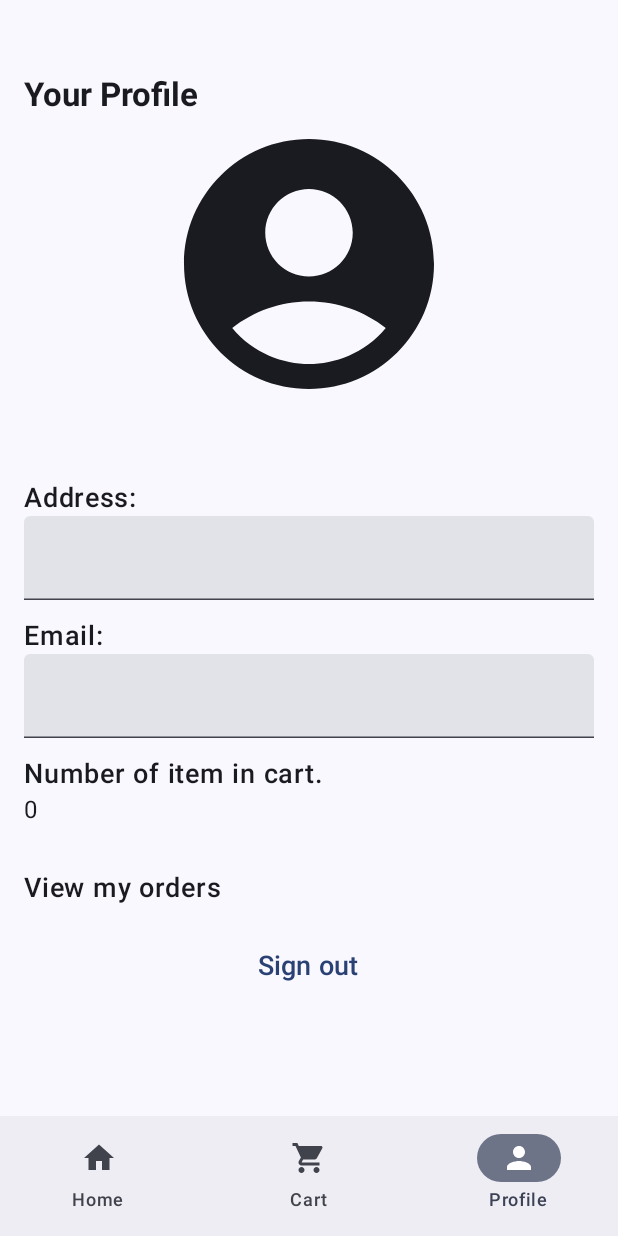
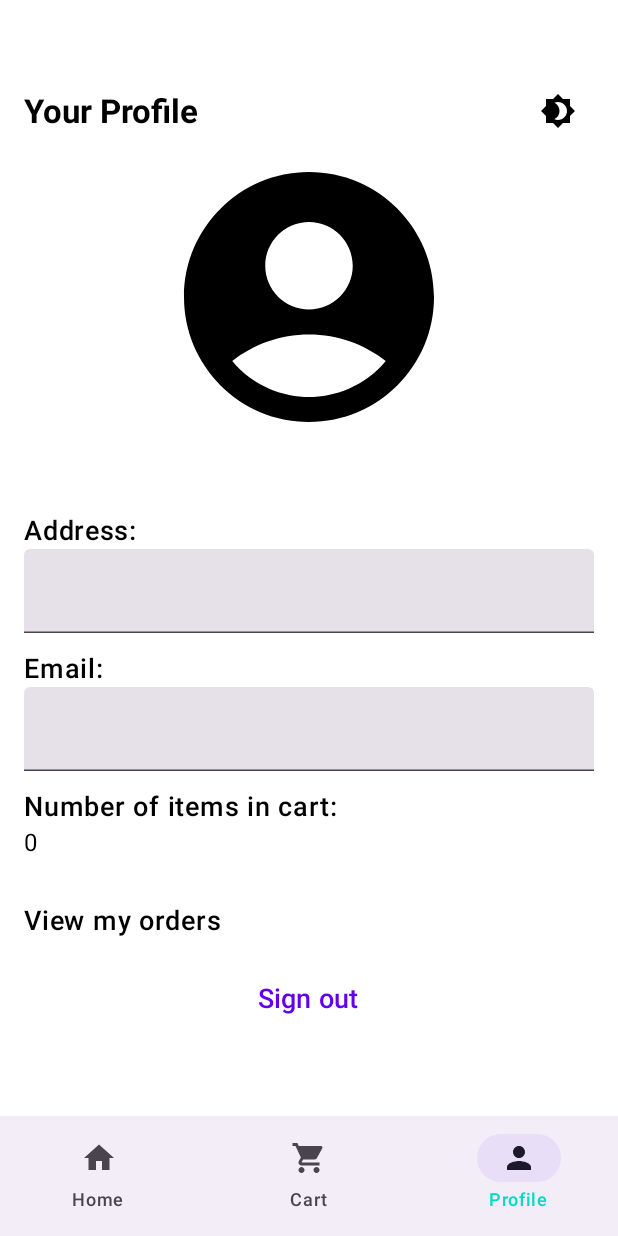
Before and after one commit to PuspenduNayak/ShopKaro, an Android app built with Jetpack Compose: the HomeScreen screen opened through its navigation route, item 3 of the bottom bar chosen, on a phone screen of 412 x 824 dp. Run offline under Robolectric (Android 15) with nearby library versions, the phone set to English and light mode, and no system bars; our stand-ins replace Firebase (no records; nobody signed in at launch, a user with empty details on screens opened directly); libraries missing offline, so code that uses them is left out: com.razorpay, com.tbuonomo.viewpagerdotsindicator; 3 statements that could not run were skipped.

Commit message:
24-09-2025 (Dark Mode and Forgot pass add)

```diff
--- a/app/build.gradle.kts
+++ b/app/build.gradle.kts
@@ -13,8 +13,8 @@ android {
         applicationId = "com.example.easyshop"
         minSdk = 24
         targetSdk = 34
-        versionCode = 1
-        versionName = "1.0"
+        versionCode = 2
+        versionName = "1.2"
 
         testInstrumentationRunner = "androidx.test.runner.AndroidJUnitRunner"
     }
--- a/app/src/main/java/com/example/easyshop/AppNavigation.kt
+++ b/app/src/main/java/com/example/easyshop/AppNavigation.kt
@@ -105,6 +105,7 @@ fun AppNavigation(modifier: Modifier = Modifier) {
     }
 }
 
+
 object GlobalNavigation {
     lateinit var navController: NavController
 }
--- a/app/src/main/java/com/example/easyshop/MainActivity.kt
+++ b/app/src/main/java/com/example/easyshop/MainActivity.kt
@@ -5,9 +5,12 @@ import android.os.Bundle
 import androidx.activity.ComponentActivity
 import androidx.activity.compose.setContent
 import androidx.activity.enableEdgeToEdge
-import androidx.compose.material3.MaterialTheme
-import androidx.compose.material3.Surface
+import androidx.compose.runtime.*
+import androidx.compose.runtime.saveable.rememberSaveable
+import androidx.compose.runtime.CompositionLocalProvider
 import com.example.easyshop.ui.theme.EasyShopTheme
+import com.example.easyshop.ui.theme.LocalIsDarkTheme
+import com.example.easyshop.ui.theme.LocalToggleDarkTheme
 import com.razorpay.PaymentResultListener
 
 class MainActivity : ComponentActivity(), PaymentResultListener {
@@ -15,8 +18,15 @@ class MainActivity : ComponentActivity(), PaymentResultListener {
         super.onCreate(savedInstanceState)
         enableEdgeToEdge()
         setContent {
-            EasyShopTheme {
-                Surface(color = MaterialTheme.colorScheme.background) {
+            // single source of truth for theme
+            var darkMode by rememberSaveable { mutableStateOf(false) }
+
+            // Provide both the boolean and a toggle function to the whole tree
+            CompositionLocalProvider(
+                LocalIsDarkTheme provides darkMode,
+                LocalToggleDarkTheme provides { darkMode = !darkMode }
+            ) {
+                EasyShopTheme(darkTheme = darkMode) {
                     AppNavigation()
                 }
             }
--- a/app/src/main/java/com/example/easyshop/pages/ProfilePage.kt
+++ b/app/src/main/java/com/example/easyshop/pages/ProfilePage.kt
@@ -1,32 +1,19 @@
 package com.example.easyshop.pages
 
 import androidx.compose.foundation.clickable
-import androidx.compose.foundation.layout.Column
-import androidx.compose.foundation.layout.Spacer
-import androidx.compose.foundation.layout.fillMaxSize
-import androidx.compose.foundation.layout.fillMaxWidth
-import androidx.compose.foundation.layout.height
-import androidx.compose.foundation.layout.padding
+import androidx.compose.foundation.layout.*
 import androidx.compose.foundation.text.KeyboardActions
 import androidx.compose.foundation.text.KeyboardOptions
 import androidx.compose.material.icons.Icons
 import androidx.compose.material.icons.filled.AccountCircle
-import androidx.compose.material3.Icon
-import androidx.compose.material3.Text
-import androidx.compose.material3.TextButton
-import androidx.compose.material3.TextField
-import androidx.compose.runtime.Composable
-import androidx.compose.runtime.LaunchedEffect
-import androidx.compose.runtime.getValue
-import androidx.compose.runtime.mutableStateOf
-import androidx.compose.runtime.remember
-import androidx.compose.runtime.setValue
+import androidx.compose.material.icons.filled.Brightness4
+import androidx.compose.material.icons.filled.Brightness7
+import androidx.compose.material3.*
+import androidx.compose.runtime.*
 import androidx.compose.ui.Alignment
 import androidx.compose.ui.Modifier
-import androidx.compose.ui.layout.ModifierLocalBeyondBoundsLayout
 import androidx.compose.ui.platform.LocalContext
 import androidx.compose.ui.text.TextStyle
-import androidx.compose.ui.text.font.Font
 import androidx.compose.ui.text.font.FontWeight
 import androidx.compose.ui.text.input.ImeAction
 import androidx.compose.ui.text.style.TextAlign
@@ -35,56 +22,63 @@ import androidx.compose.ui.unit.sp
 import com.example.easyshop.AppUtil
 import com.example.easyshop.GlobalNavigation
 import com.example.easyshop.model.UserModel
+import com.example.easyshop.ui.theme.LocalIsDarkTheme
+import com.example.easyshop.ui.theme.LocalToggleDarkTheme
 import com.google.firebase.Firebase
 import com.google.firebase.auth.FirebaseAuth
 import com.google.firebase.firestore.firestore
-import java.nio.file.WatchEvent
 
 @Composable
 fun ProfilePage(modifier: Modifier = Modifier) {
+    // read the global theme state & toggle
+    val isDark = LocalIsDarkTheme.current
+    val toggleDark = LocalToggleDarkTheme.current
 
-    val userModel = remember {
-        mutableStateOf(UserModel())
-    }
-    var addressInput by remember {
-        mutableStateOf(userModel.value.address)
-    }
-    var emailInput by remember {
-        mutableStateOf(userModel.value.email)
-    }
-
-    var context = LocalContext.current
+    val userModel = remember { mutableStateOf(UserModel()) }
+    var addressInput by remember { mutableStateOf(userModel.value.address) }
+    var emailInput by remember { mutableStateOf(userModel.value.email) }
+    val context = LocalContext.current
 
     LaunchedEffect(Unit) {
         Firebase.firestore.collection("users")
             .document(FirebaseAuth.getInstance().currentUser?.uid!!)
-            .get().addOnCompleteListener {
-                if (it.isSuccessful) {
-                    val result = it.result.toObject(UserModel::class.java)
-                    if (result != null) {
-                        userModel.value = result
-                        addressInput = userModel.value.address
-                        emailInput = userModel.value.email
-                    }
-
+            .get().addOnSuccessListener { snapshot ->
+                snapshot.toObject(UserModel::class.java)?.let {
+                    userModel.value = it
+                    addressInput = it.address
+                    emailInput = it.email
                 }
             }
     }
 
+    // Do NOT wrap this screen again in EasyShopTheme — the app theme is already provided in MainActivity
     Column(
         Modifier
             .fillMaxSize()
             .padding(16.dp, 50.dp)
     ) {
-        Text(
-            text = "Your Profile", style = TextStyle(
-                fontSize = 22.sp, fontWeight = FontWeight.Bold
+        Row(
+            modifier = Modifier.fillMaxWidth(),
+            horizontalArrangement = Arrangement.SpaceBetween,
+            verticalAlignment = Alignment.CenterVertically
+        ) {
+            Text(
+                text = "Your Profile",
+                style = TextStyle(fontSize = 22.sp, fontWeight = FontWeight.Bold)
             )
-        )
 
-        //Image
+            IconButton(onClick = { toggleDark() }) {
+                Icon(
+                    imageVector = if (isDark) Icons.Default.Brightness7 else Icons.Default.Brightness4,
+                    contentDescription = "Toggle Theme"
+                )
+            }
+        }
+
         Icon(
-            Icons.Default.AccountCircle, "User Icon", modifier = Modifier
+            Icons.Default.AccountCircle,
+            contentDescription = "User Icon",
+            modifier = Modifier
                 .height(200.dp)
                 .fillMaxWidth()
         )
@@ -96,27 +90,22 @@ fun ProfilePage(modifier: Modifier = Modifier) {
             modifier = Modifier.fillMaxWidth(),
             textAlign = TextAlign.Center
         )
+
         Spacer(Modifier.height(20.dp))
 
-        Text("Address: ", fontSize = 18.sp, fontWeight = FontWeight.Medium)
+        Text("Address:", fontSize = 18.sp, fontWeight = FontWeight.Medium)
         TextField(
             modifier = Modifier.fillMaxWidth(),
             value = addressInput,
-            onValueChange = {
-                addressInput = it
-
-            },
+            onValueChange = { addressInput = it },
             keyboardOptions = KeyboardOptions.Default.copy(imeAction = ImeAction.Done),
             keyboardActions = KeyboardActions(onDone = {
-                //Update to firebase
                 if (addressInput.isNotEmpty()) {
                     Firebase.firestore.collection("users")
                         .document(FirebaseAuth.getInstance().currentUser?.uid!!)
                         .update("address", addressInput)
-                        .addOnCompleteListener {
-                            if (it.isSuccessful) {
-                                AppUtil.showToast(context, "Address Updated successfully")
-                            }
+                        .addOnSuccessListener {
+                            AppUtil.showToast(context, "Address updated successfully")
                         }
                 } else {
                     AppUtil.showToast(context, "Address can't be empty")
@@ -124,26 +113,21 @@ fun ProfilePage(modifier: Modifier = Modifier) {
             })
         )
 
+        Spacer(Modifier.height(12.dp))
 
-        Spacer(Modifier.height(12.dp))
-        Text("Email: ", fontSize = 18.sp, fontWeight = FontWeight.Medium)
+        Text("Email:", fontSize = 18.sp, fontWeight = FontWeight.Medium)
         TextField(
             modifier = Modifier.fillMaxWidth(),
             value = emailInput,
-            onValueChange = {
-                emailInput = it
-            },
+            onValueChange = { emailInput = it },
             keyboardOptions = KeyboardOptions.Default.copy(imeAction = ImeAction.Done),
             keyboardActions = KeyboardActions(onDone = {
-                //Update to firebase
                 if (emailInput.isNotEmpty()) {
                     Firebase.firestore.collection("users")
                         .document(FirebaseAuth.getInstance().currentUser?.uid!!)
                         .update("email", emailInput)
-                        .addOnCompleteListener {
-                            if (it.isSuccessful) {
-                                AppUtil.showToast(context, "Email Updated successfully")
-                            }
+                        .addOnSuccessListener {
+                            AppUtil.showToast(context, "Email updated successfully")
                         }
                 } else {
                     AppUtil.showToast(context, "Email can't be empty")
@@ -152,23 +136,19 @@ fun ProfilePage(modifier: Modifier = Modifier) {
         )
 
         Spacer(Modifier.height(12.dp))
-        Text(
-            "Number of item in cart.",
-            fontSize = 18.sp,
-            fontWeight = FontWeight.Medium
-        )
+
+        Text("Number of items in cart:", fontSize = 18.sp, fontWeight = FontWeight.Medium)
         Text(userModel.value.cartItems.values.sum().toString())
 
         Spacer(Modifier.height(12.dp))
+
         Text(
             "View my orders",
             fontSize = 18.sp,
             fontWeight = FontWeight.Medium,
             modifier = Modifier
                 .fillMaxWidth()
-                .clickable {
-                    GlobalNavigation.navController.navigate("orders")
-                }
+                .clickable { GlobalNavigation.navController.navigate("orders") }
                 .padding(vertical = 16.dp)
         )
 
@@ -179,14 +159,9 @@ fun ProfilePage(modifier: Modifier = Modifier) {
                 navController.popBackStack()
                 navController.navigate("auth")
             },
-            Modifier
-                .fillMaxWidth()
-                .align(Alignment.CenterHorizontally)
+            Modifier.fillMaxWidth()
         ) {
             Text("Sign out", fontSize = 18.sp)
         }
-
-
     }
-
 }
--- a/app/src/main/java/com/example/easyshop/screen/SignupScreen.kt
+++ b/app/src/main/java/com/example/easyshop/screen/SignupScreen.kt
@@ -31,9 +31,8 @@ import androidx.navigation.NavController
 import com.example.easyshop.AppUtil
 import com.example.easyshop.R
 import com.example.easyshop.viewmodel.AuthViewModel
-
 @Composable
-fun SignupScreen(modifier: Modifier = Modifier, navController: NavController, authViewModel: AuthViewModel = viewModel()) {
+fun SignupScreen(modifier: Modifier = Modifier, navController: NavController, authViewModel: AuthViewModel = viewModel() ) {
 
     var email by remember {
         mutableStateOf("")
--- a/app/src/main/java/com/example/easyshop/ui/theme/Theme.kt
+++ b/app/src/main/java/com/example/easyshop/ui/theme/Theme.kt
@@ -1,58 +1,49 @@
 package com.example.easyshop.ui.theme
 
-import android.app.Activity
-import android.os.Build
 import androidx.compose.foundation.isSystemInDarkTheme
 import androidx.compose.material3.MaterialTheme
 import androidx.compose.material3.darkColorScheme
-import androidx.compose.material3.dynamicDarkColorScheme
-import androidx.compose.material3.dynamicLightColorScheme
 import androidx.compose.material3.lightColorScheme
 import androidx.compose.runtime.Composable
-import androidx.compose.ui.platform.LocalContext
+import androidx.compose.runtime.compositionLocalOf
+import androidx.compose.ui.graphics.Color
 
-private val DarkColorScheme = darkColorScheme(
-    primary = Purple80,
-    secondary = PurpleGrey80,
-    tertiary = Pink80
+// CompositionLocals to expose current theme and a toggle function
+val LocalIsDarkTheme = compositionLocalOf { false }
+val LocalToggleDarkTheme = compositionLocalOf<() -> Unit> { {} }
+
+private val DarkColors = darkColorScheme(
+    primary = Color(0xFFBB86FC),
+    secondary = Color(0xFF03DAC5),
+    background = Color(0xFF121212),
+    surface = Color(0xFF1E1E1E),
+    onPrimary = Color.Black,
+    onSecondary = Color.Black,
+    onBackground = Color.White,
+    onSurface = Color.White,
 )
 
-private val LightColorScheme = lightColorScheme(
-    primary = Purple40,
-    secondary = PurpleGrey40,
-    tertiary = Pink40
-
-    /* Other default colors to override
-    background = Color(0xFFFFFBFE),
-    surface = Color(0xFFFFFBFE),
+private val LightColors = lightColorScheme(
+    primary = Color(0xFF6200EE),
+    secondary = Color(0xFF03DAC5),
+    background = Color.White,
+    surface = Color.White,
     onPrimary = Color.White,
-    onSecondary = Color.White,
-    onTertiary = Color.White,
-    onBackground = Color(0xFF1C1B1F),
-    onSurface = Color(0xFF1C1B1F),
-    */
+    onSecondary = Color.Black,
+    onBackground = Color.Black,
+    onSurface = Color.Black,
 )
 
 @Composable
 fun EasyShopTheme(
     darkTheme: Boolean = isSystemInDarkTheme(),
-    // Dynamic color is available on Android 12+
-    dynamicColor: Boolean = true,
     content: @Composable () -> Unit
 ) {
-    val colorScheme = when {
-        dynamicColor && Build.VERSION.SDK_INT >= Build.VERSION_CODES.S -> {
-            val context = LocalContext.current
-            if (darkTheme) dynamicDarkColorScheme(context) else dynamicLightColorScheme(context)
-        }
-
-        darkTheme -> DarkColorScheme
-        else -> LightColorScheme
-    }
+    val colors = if (darkTheme) DarkColors else LightColors
 
     MaterialTheme(
-        colorScheme = colorScheme,
-        typography = Typography,
+        colorScheme = colors,
+        typography = Typography, // keep your existing Typography file
         content = content
     )
 }
```
Also changed, not shown: app/src/main/java/com/example/easyshop/screen/LoginScreen.kt (+29 -0 lines).
